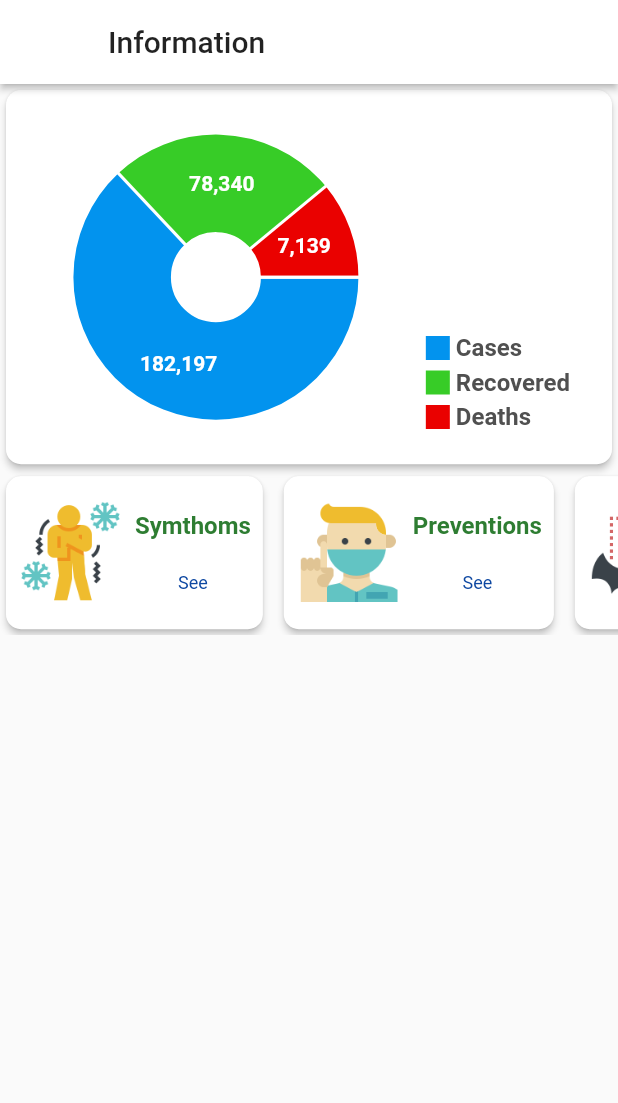
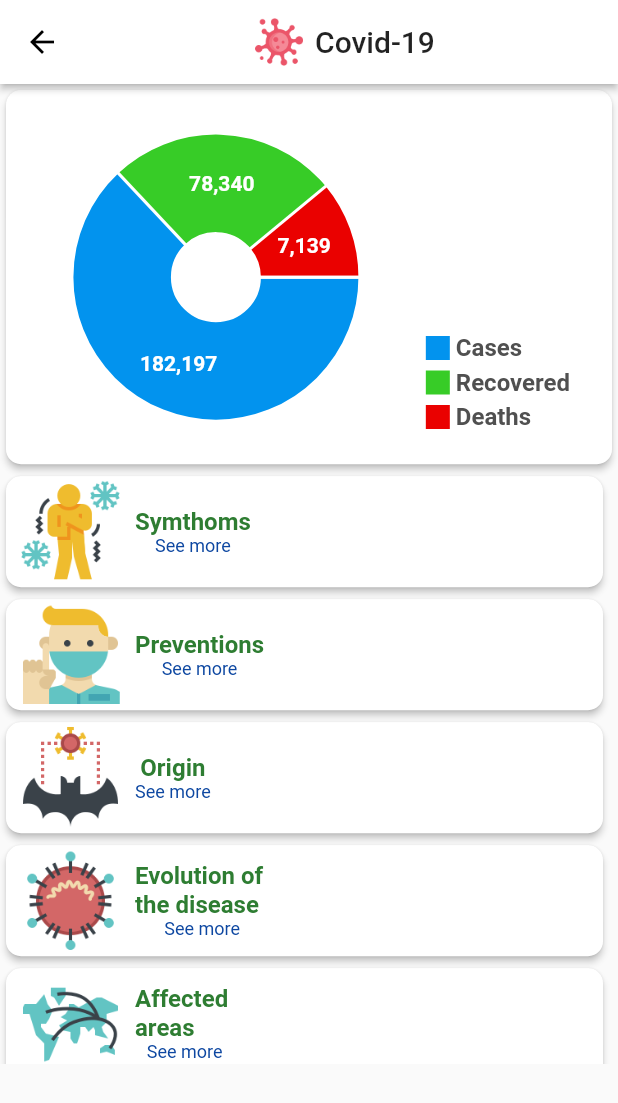
Before and after one commit to AlexM505/covid-19, a Flutter app: the InformationPage screen opened by its route, on a phone screen of 412 x 824 dp. Shown: the top 1103 px of the screen. Run offline on Flutter 3.47's test engine with Material 2 defaults, Android fonts, the phone set to English and light mode, and no system bars; drawn by our look-alikes of fl_chart; our stand-ins replace carousel_slider, flutter_map, latlong; network calls fail.

```diff
--- a/lib/pages/information_page.dart
+++ b/lib/pages/information_page.dart
@@ -2,26 +2,54 @@ import 'package:flutter/material.dart';
 import '../widgets/pie_chart_corona.dart';
 import '../widgets/section_category.dart';
 
-class InformationPage extends StatefulWidget{
+class InformationPage extends StatefulWidget {
   @override
   _InformationPageState createState() => _InformationPageState();
 }
 
-class _InformationPageState extends State<InformationPage>{
+class _InformationPageState extends State<InformationPage> {
   @override
   Widget build(BuildContext context) {
     return Scaffold(
       appBar: AppBar(
         elevation: 2,
+        brightness: Brightness.light,
+        iconTheme: IconThemeData(color: Colors.black),
         backgroundColor: Colors.white,
-          title: Text("Information", style: TextStyle(color: Colors.black87),),
+        title: Row(
+          mainAxisAlignment: MainAxisAlignment.center,
+              children: [
+                  Image.asset(
+                 'assets/images/virus.png',
+                  fit: BoxFit.contain,
+                  height: 32,
               ),
-        body: SingleChildScrollView(
+              Container(
+                  padding: const EdgeInsets.all(8.0),
+                  child: Text("Covid-19", style: TextStyle(color: Colors.black87,),)
+                  )
+            ],
+        )
+      ),
+      body: Container(
+        child: LayoutBuilder(
+          builder: (BuildContext context, BoxConstraints viewportConstraints) {
+            return SingleChildScrollView(
+              child: ConstrainedBox(
+                constraints: BoxConstraints(
+                  minHeight: viewportConstraints.maxHeight,
+                ),
+                child: IntrinsicHeight(
                   child: Column(
                     children: <Widget>[
                       PieChartCorona(),
                       SectionCategory(),
-            ]
+                    ],
+                  ),
+                ),
+              ),
+            );
+          },
         )
       )
     );
--- a/lib/widgets/section_card.dart
+++ b/lib/widgets/section_card.dart
@@ -36,7 +36,7 @@ class SectionCard extends StatelessWidget{
                         color: Colors.green.shade800,
                       ),
                     ),
-                    Text("See", style: TextStyle(fontSize: 12.0,color: Colors.blue.shade900))
+                    Text("See more", style: TextStyle(fontSize: 12.0,color: Colors.blue.shade900))
                   ],
                 )
               ],
--- a/lib/widgets/section_category.dart
+++ b/lib/widgets/section_category.dart
@@ -10,9 +10,9 @@ class SectionCategory extends StatelessWidget{
   @override
   Widget build(BuildContext context){
     return Container(
-      height: 110.0,
+      height: MediaQuery.of(context).size.height / 2.08,
       child: ListView.builder(
-        scrollDirection: Axis.horizontal,
+        scrollDirection: Axis.vertical,
         itemCount: _categories.length,
         itemBuilder: (BuildContext context, int index){
           return SectionCard(
--- a/pubspec.yaml
+++ b/pubspec.yaml
@@ -14,7 +14,7 @@ description: A new Flutter application.
 version: 1.0.0+1
 
 environment:
-  sdk: ">=2.1.0 <3.0.0"
+  sdk: ">=2.7.0 <3.0.0"
 
 dependencies:
   flutter:
```
Also changed, not shown: lib/main.dart (+9 -5 lines), lib/pages/configuration_page.dart (+14 -1 lines), lib/pages/map_page.dart (+17 -1 lines), pubspec.lock, 5 other files. Lines whose indentation alone changed are shown as unchanged.
